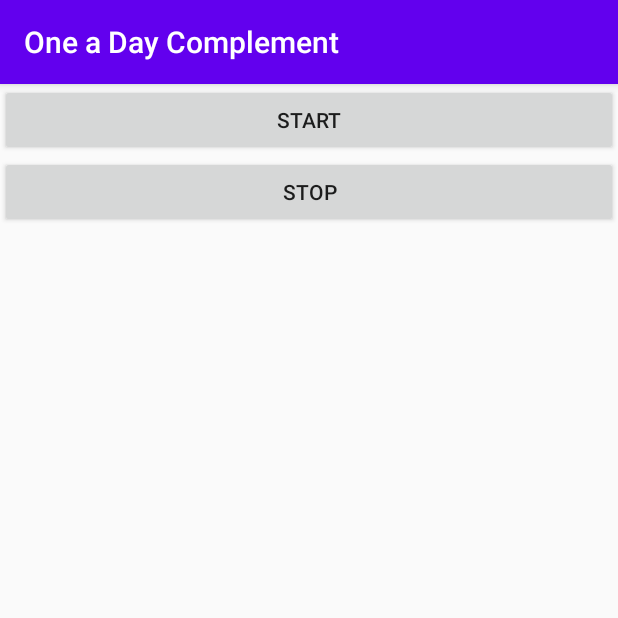
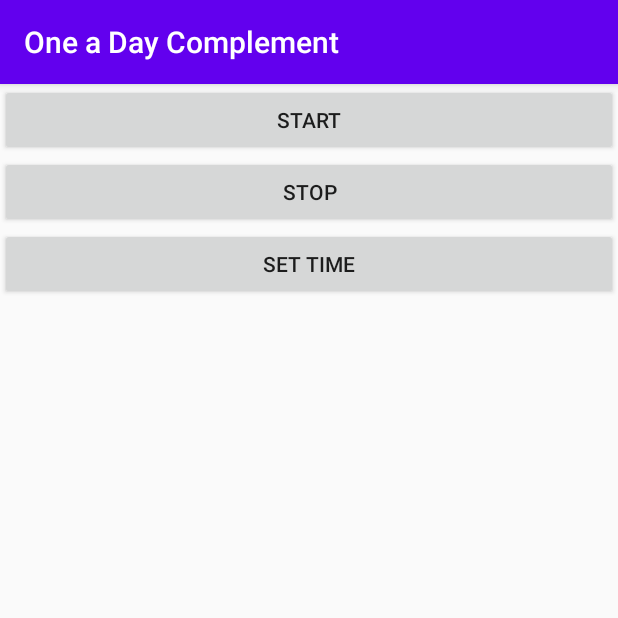
Before and after one commit to Jason-Skillman/One-a-Day-Complement, an Android app: the screen it shows after launch (MainActivity), on a phone screen of 412 x 824 dp, the top half of it. Run offline under Robolectric (Android 15) with nearby library versions, the phone set to English and light mode, and no system bars.

Commit message:
Setup set time button

```diff
--- a/app/src/main/java/com/jasoncorp/oneadaycomplement/MainActivity.java
+++ b/app/src/main/java/com/jasoncorp/oneadaycomplement/MainActivity.java
@@ -10,7 +10,6 @@
 import android.app.NotificationManager;
 import android.os.Build;
 import android.os.Bundle;
-import android.os.Debug;
 import android.util.Log;
 import android.view.View;
 import android.widget.Button;
@@ -26,7 +25,7 @@
     private String DBEventIDTag = "id_tag";
     private int DBEventID = 0;
 
-    private Button btnStart, btnStop;
+    private Button btnStart, btnStop, btnTime;
 
 
     @Override
@@ -36,6 +35,7 @@
 
         btnStart = findViewById(R.id.btn_start);
         btnStop = findViewById(R.id.btn_stop);
+        btnTime = findViewById(R.id.btn_time);
 
         setupNotificationChannels();
     }
@@ -56,6 +56,12 @@
                 cancelWork();
             }
         });
+        btnTime.setOnClickListener(new View.OnClickListener() {
+            @Override
+            public void onClick(View v) {
+                dialogTime();
+            }
+        });
     }
 
     @Override
@@ -64,6 +70,7 @@
 
         btnStart.setOnClickListener(null);
         btnStop.setOnClickListener(null);
+        btnTime.setOnClickListener(null);
     }
 
     void startWork() {
@@ -86,6 +93,10 @@
         Toast.makeText(this, "Complements have been turned off", Toast.LENGTH_SHORT).show();
     }
 
+    void dialogTime() {
+
+    }
+
     /**
      * Sets up the default notification channel for API 26+
      */
--- a/app/src/main/res/layout/activity_main.xml
+++ b/app/src/main/res/layout/activity_main.xml
@@ -24,4 +24,15 @@
         app:layout_constraintHorizontal_bias="1.0"
         app:layout_constraintStart_toStartOf="parent"
         app:layout_constraintTop_toBottomOf="@+id/btn_start" />
+
+    <Button
+        android:id="@+id/btn_time"
+        android:layout_width="0dp"
+        android:layout_height="wrap_content"
+        android:text="Set Time"
+        app:layout_constraintEnd_toEndOf="parent"
+        app:layout_constraintHorizontal_bias="0.0"
+        app:layout_constraintStart_toStartOf="parent"
+        app:layout_constraintTop_toBottomOf="@+id/btn_stop" />
+
 </androidx.constraintlayout.widget.ConstraintLayout>
```
